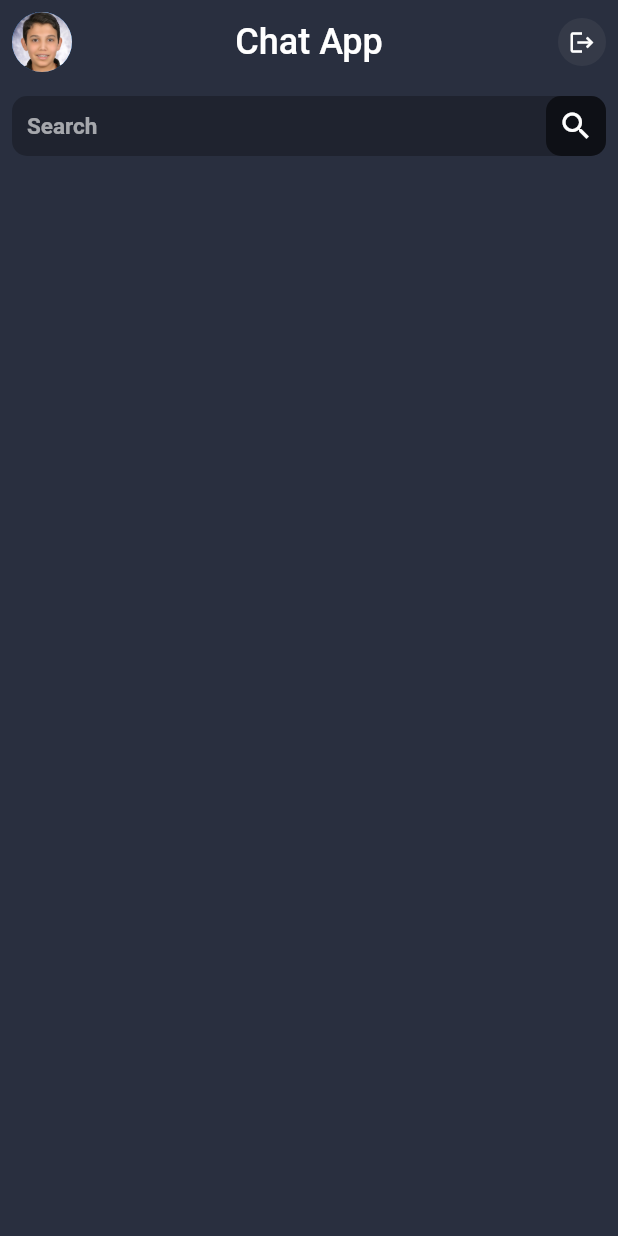
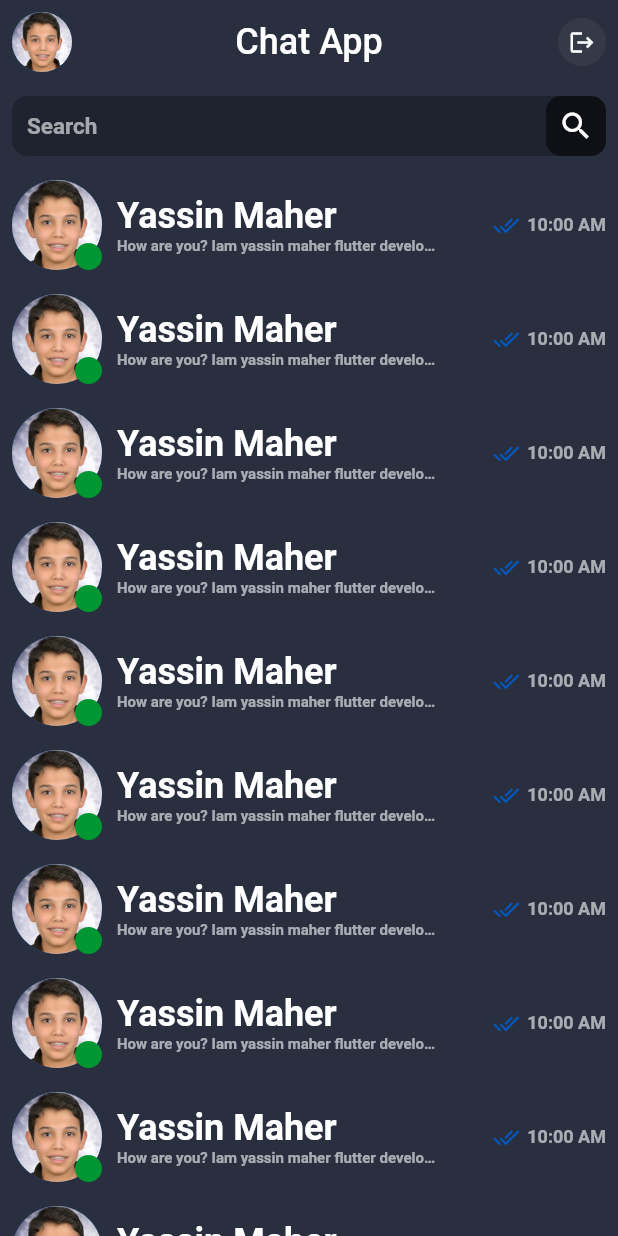
Before and after one commit to Yassinmaher/chat-app, a Flutter app: the HomeScreen screen opened directly, on a phone screen of 412 x 824 dp. Run offline on Flutter 3.47's test engine with Material 2 defaults, Android fonts, the phone set to English and light mode, and no system bars.

Commit message:
chat message designed

```diff
--- a/lib/screens/home_screen.dart
+++ b/lib/screens/home_screen.dart
@@ -1,5 +1,7 @@
 import 'package:chat_app/screens/sign_in_screen.dart';
 import 'package:flutter/material.dart';
+
+import '../widgets/message.dart';
 
 class HomeScreen extends StatelessWidget {
   const HomeScreen({Key? key}) : super(key: key);
@@ -48,11 +50,11 @@ class HomeScreen extends StatelessWidget {
               ))
         ],
       ),
-      body: Padding(
-        padding: const EdgeInsets.all(8.0),
-        child: Column(
-          children: [
-            Container(
+      body: Column(
+        children: [
+          Padding(
+            padding: const EdgeInsets.all(8.0),
+            child: Container(
               height: 40,
               decoration: BoxDecoration(
                 color: const Color.fromRGBO(0, 0, 0, 0.25),
@@ -92,11 +94,23 @@ class HomeScreen extends StatelessWidget {
                 ),
               ),
             ),
-            // ListView(
-            //   children: const [Card()],
-            // )
-          ],
-        ),
+          ),
+          Expanded(
+            child: ListView.builder(
+              shrinkWrap: true,
+              itemBuilder: (context, index) {
+                return const Message(
+                  profilePath: 'assets/images/profile_image.jpg',
+                  name: 'Yassin Maher',
+                  message: 'How are you? Iam yassin maher flutter developer',
+                  time: '10:00 AM',
+                  status: Status.read,
+                );
+              },
+              itemCount: 100,
+            ),
+          ),
+        ],
       ),
     );
   }
--- /dev/null
+++ b/lib/widgets/message.dart
@@ -0,0 +1,98 @@
+import 'package:flutter/material.dart';
+
+enum Status { sent, delivered, read }
+
+class Message extends StatelessWidget {
+  final String profilePath;
+  final String name;
+  final String message;
+  final String time;
+  final Status status;
+
+  const Message({
+    Key? key,
+    required this.profilePath,
+    required this.name,
+    required this.message,
+    required this.time,
+    required this.status,
+  }) : super(key: key);
+
+  @override
+  Widget build(BuildContext context) {
+    return InkWell(
+      onTap: () {},
+      child: Padding(
+        padding: const EdgeInsets.all(8.0),
+        child: Row(
+          children: [
+            Stack(
+              alignment: Alignment.bottomRight,
+              children: [
+                CircleAvatar(
+                  radius: 30,
+                  backgroundImage: AssetImage(profilePath),
+                ),
+                const CircleAvatar(
+                  radius: 9,
+                  backgroundColor: Color.fromRGBO(0, 151, 51, 1),
+                ),
+              ],
+            ),
+            const SizedBox(
+              width: 10,
+            ),
+            Expanded(
+              flex: 2,
+              child: Column(
+                crossAxisAlignment: CrossAxisAlignment.start,
+                children: [
+                  Text(
+                    name,
+                    style: const TextStyle(
+                      color: Colors.white,
+                      fontWeight: FontWeight.bold,
+                      fontSize: 24.0,
+                    ),
+                  ),
+                  Text(
+                    message,
+                    style: const TextStyle(
+                      overflow: TextOverflow.ellipsis,
+                      fontWeight: FontWeight.bold,
+                      fontSize: 10.0,
+                    ),
+                  )
+                ],
+              ),
+            ),
+            Expanded(
+              child: Row(
+                mainAxisAlignment: MainAxisAlignment.end,
+                children: [
+                  Icon(
+                    status == Status.sent ? Icons.done : Icons.done_all,
+                    color: status == Status.read
+                        ? const Color.fromRGBO(0, 88, 192, 1)
+                        : Colors.white60,
+                    size: 18,
+                  ),
+                  const SizedBox(
+                    width: 5,
+                  ),
+                  Text(
+                    time,
+                    style: const TextStyle(
+                      fontSize: 12,
+                      fontWeight: FontWeight.bold,
+                    ),
+                  ),
+                ],
+              ),
+            )
+          ],
+        ),
+      ),
+    );
+  }
+}
```
